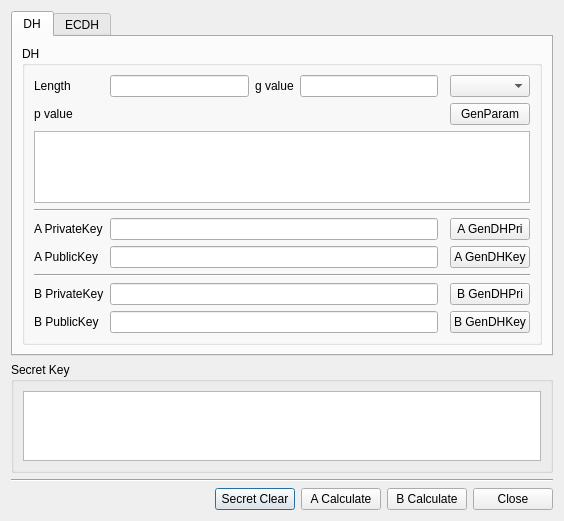
First picture: the form in BerEditor/key_agree_dlg.ui, repository jykim74/BerEditor, before the edit.
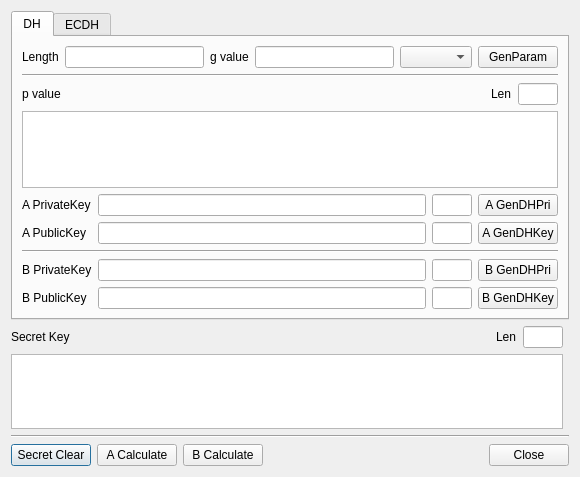
Second picture: the form after the edit. The open tabs and pages were chosen to show the change.

The edit to the form file:
```diff
--- a/BerEditor/key_agree_dlg.ui
+++ b/BerEditor/key_agree_dlg.ui
@@ -6,41 +6,92 @@
    <rect>
     <x>0</x>
     <y>0</y>
-    <width>564</width>
-    <height>500</height>
+    <width>580</width>
+    <height>477</height>
    </rect>
   </property>
   <property name="windowTitle">
    <string>Key Agreement</string>
   </property>
   <layout class="QGridLayout" name="gridLayout">
-   <item row="1" column="0" colspan="2">
-    <widget class="QGroupBox" name="groupBox_3">
-     <property name="title">
-      <string>Secret Key</string>
-     </property>
-     <layout class="QGridLayout" name="gridLayout_4">
-      <item row="0" column="0">
+   <item row="3" column="0">
        <widget class="QPlainTextEdit" name="mSecretKeyText"/>
       </item>
-     </layout>
-    </widget>
+   <item row="1" column="0">
+    <spacer name="verticalSpacer">
+     <property name="orientation">
+      <enum>Qt::Vertical</enum>
+     </property>
+     <property name="sizeHint" stdset="0">
+      <size>
+       <width>20</width>
+       <height>40</height>
+      </size>
+     </property>
+    </spacer>
    </item>
    <item row="4" column="0" colspan="2">
+    <widget class="Line" name="line_5">
+     <property name="orientation">
+      <enum>Qt::Horizontal</enum>
+     </property>
+    </widget>
+   </item>
+   <item row="2" column="0">
+    <layout class="QGridLayout" name="gridLayout_4">
+     <property name="topMargin">
+      <number>0</number>
+     </property>
+     <item row="0" column="3">
+      <widget class="QLineEdit" name="mSecretKeyLenText">
+       <property name="minimumSize">
+        <size>
+         <width>40</width>
+         <height>0</height>
+        </size>
+       </property>
+       <property name="maximumSize">
+        <size>
+         <width>40</width>
+         <height>16777215</height>
+        </size>
+       </property>
+       <property name="readOnly">
+        <bool>true</bool>
+       </property>
+      </widget>
+     </item>
+     <item row="0" column="1">
+      <spacer name="horizontalSpacer_2">
+       <property name="orientation">
+        <enum>Qt::Horizontal</enum>
+       </property>
+       <property name="sizeHint" stdset="0">
+        <size>
+         <width>40</width>
+         <height>20</height>
+        </size>
+       </property>
+      </spacer>
+     </item>
+     <item row="0" column="0">
+      <widget class="QLabel" name="label_2">
+       <property name="text">
+        <string>Secret Key</string>
+       </property>
+      </widget>
+     </item>
+     <item row="0" column="2">
+      <widget class="QLabel" name="label_3">
+       <property name="text">
+        <string>Len</string>
+       </property>
+      </widget>
+     </item>
+    </layout>
+   </item>
+   <item row="5" column="0" colspan="2">
     <layout class="QHBoxLayout" name="horizontalLayout">
-     <item>
-      <spacer name="horizontalSpacer">
-       <property name="orientation">
-        <enum>Qt::Horizontal</enum>
-       </property>
-       <property name="sizeHint" stdset="0">
-        <size>
-         <width>40</width>
-         <height>20</height>
-        </size>
-       </property>
-      </spacer>
-     </item>
      <item>
       <widget class="QPushButton" name="mSecretClearBtn">
        <property name="text">
@@ -62,6 +113,19 @@
        </property>
       </widget>
      </item>
+     <item>
+      <spacer name="horizontalSpacer">
+       <property name="orientation">
+        <enum>Qt::Horizontal</enum>
+       </property>
+       <property name="sizeHint" stdset="0">
+        <size>
+         <width>40</width>
+         <height>20</height>
+        </size>
+       </property>
+      </spacer>
+     </item>
      <item>
       <widget class="QPushButton" name="mCloseBtn">
        <property name="text">
@@ -81,20 +145,112 @@
        <string>DH</string>
       </attribute>
       <layout class="QGridLayout" name="gridLayout_6">
+       <item row="1" column="0" colspan="4">
+        <widget class="Line" name="line_3">
+         <property name="orientation">
+          <enum>Qt::Horizontal</enum>
+         </property>
+        </widget>
+       </item>
+       <item row="8" column="1">
+        <widget class="QLineEdit" name="mBPublicKeyText"/>
+       </item>
+       <item row="7" column="1">
+        <widget class="QLineEdit" name="mBPrivateKeyText"/>
+       </item>
+       <item row="8" column="2">
+        <widget class="QLineEdit" name="mBPublicKeyLenText">
+         <property name="minimumSize">
+          <size>
+           <width>40</width>
+           <height>0</height>
+          </size>
+         </property>
+         <property name="maximumSize">
+          <size>
+           <width>40</width>
+           <height>16777215</height>
+          </size>
+         </property>
+         <property name="readOnly">
+          <bool>true</bool>
+         </property>
+        </widget>
+       </item>
+       <item row="4" column="1">
+        <widget class="QLineEdit" name="mAPrivateKeyText"/>
+       </item>
+       <item row="7" column="0">
+        <widget class="QLabel" name="label_10">
+         <property name="text">
+          <string>B PrivateKey</string>
+         </property>
+        </widget>
+       </item>
+       <item row="2" column="0" colspan="4">
+        <layout class="QGridLayout" name="gridLayout_10">
+         <property name="topMargin">
+          <number>0</number>
+         </property>
+         <item row="0" column="1">
+          <spacer name="horizontalSpacer_3">
+           <property name="orientation">
+            <enum>Qt::Horizontal</enum>
+           </property>
+           <property name="sizeHint" stdset="0">
+            <size>
+             <width>40</width>
+             <height>20</height>
+            </size>
+           </property>
+          </spacer>
+         </item>
+         <item row="0" column="2">
+          <widget class="QLabel" name="label_15">
+           <property name="text">
+            <string>Len</string>
+           </property>
+          </widget>
+         </item>
+         <item row="0" column="3">
+          <widget class="QLineEdit" name="mPLenText">
+           <property name="minimumSize">
+            <size>
+             <width>40</width>
+             <height>0</height>
+            </size>
+           </property>
+           <property name="maximumSize">
+            <size>
+             <width>40</width>
+             <height>16777215</height>
+            </size>
+           </property>
+           <property name="readOnly">
+            <bool>true</bool>
+           </property>
+          </widget>
+         </item>
        <item row="0" column="0">
-        <widget class="QGroupBox" name="mDHGroup">
-         <property name="title">
-          <string>DH</string>
-         </property>
-         <layout class="QGridLayout" name="gridLayout_2">
-          <item row="6" column="0">
+          <widget class="QLabel" name="label_5">
+           <property name="text">
+            <string>p value</string>
+           </property>
+          </widget>
+         </item>
+        </layout>
+       </item>
+       <item row="5" column="1">
+        <widget class="QLineEdit" name="mAPublicKeyText"/>
+       </item>
+       <item row="5" column="0">
            <widget class="QLabel" name="label_9">
             <property name="text">
              <string>A PublicKey</string>
             </property>
            </widget>
           </item>
-          <item row="6" column="5">
+       <item row="5" column="3">
            <widget class="QPushButton" name="mAGenDHKeyBtn">
             <property name="minimumSize">
              <size>
@@ -107,64 +263,71 @@
             </property>
            </widget>
           </item>
-          <item row="8" column="5">
-           <widget class="QPushButton" name="mBDHPriBtn">
-            <property name="text">
-             <string>B GenDHPri</string>
-            </property>
-           </widget>
-          </item>
-          <item row="1" column="5">
-           <widget class="QComboBox" name="mGCombo"/>
-          </item>
-          <item row="6" column="1" colspan="3">
-           <widget class="QLineEdit" name="mAPublicKeyText"/>
-          </item>
-          <item row="1" column="0">
-           <widget class="QLabel" name="label">
-            <property name="text">
-             <string>Length</string>
-            </property>
-           </widget>
-          </item>
-          <item row="8" column="1" colspan="3">
-           <widget class="QLineEdit" name="mBPrivateKeyText"/>
-          </item>
-          <item row="4" column="0" colspan="6">
-           <widget class="Line" name="line_3">
-            <property name="orientation">
-             <enum>Qt::Horizontal</enum>
-            </property>
-           </widget>
-          </item>
-          <item row="5" column="5">
-           <widget class="QPushButton" name="mADHPriBtn">
-            <property name="text">
-             <string>A GenDHPri</string>
-            </property>
-           </widget>
-          </item>
-          <item row="9" column="0">
-           <widget class="QLabel" name="label_11">
-            <property name="text">
-             <string>B PublicKey</string>
-            </property>
-           </widget>
-          </item>
-          <item row="9" column="5">
+       <item row="8" column="3">
            <widget class="QPushButton" name="mBGenDHKeyBtn">
             <property name="text">
              <string>B GenDHKey</string>
             </property>
            </widget>
           </item>
-          <item row="5" column="1" colspan="3">
-           <widget class="QLineEdit" name="mAPrivateKeyText"/>
-          </item>
-          <item row="3" column="0" colspan="6">
-           <widget class="QPlainTextEdit" name="mPText"/>
-          </item>
-          <item row="1" column="3">
+       <item row="8" column="0">
+        <widget class="QLabel" name="label_11">
+         <property name="text">
+          <string>B PublicKey</string>
+         </property>
+        </widget>
+       </item>
+       <item row="7" column="2">
+        <widget class="QLineEdit" name="mBPrivateKeyLenText">
+         <property name="minimumSize">
+          <size>
+           <width>40</width>
+           <height>0</height>
+          </size>
+         </property>
+         <property name="maximumSize">
+          <size>
+           <width>40</width>
+           <height>16777215</height>
+          </size>
+         </property>
+         <property name="readOnly">
+          <bool>true</bool>
+         </property>
+        </widget>
+       </item>
+       <item row="4" column="3">
+        <widget class="QPushButton" name="mADHPriBtn">
+         <property name="text">
+          <string>A GenDHPri</string>
+         </property>
+        </widget>
+       </item>
+       <item row="4" column="2">
+        <widget class="QLineEdit" name="mAPrivateKeyLenText">
+         <property name="minimumSize">
+          <size>
+           <width>40</width>
+           <height>0</height>
+          </size>
+         </property>
+         <property name="maximumSize">
+          <size>
+           <width>40</width>
+           <height>16777215</height>
+          </size>
+         </property>
+         <property name="readOnly">
+          <bool>true</bool>
+         </property>
+        </widget>
+       </item>
+       <item row="0" column="0" colspan="4">
+        <layout class="QGridLayout" name="gridLayout_12">
+         <property name="topMargin">
+          <number>0</number>
+         </property>
+         <item row="0" column="3">
            <widget class="QLineEdit" name="mGText">
             <property name="maximumSize">
              <size>
@@ -174,48 +337,72 @@
             </property>
            </widget>
           </item>
-          <item row="2" column="5">
-           <widget class="QPushButton" name="mGenParamBtn">
+         <item row="0" column="0">
+          <widget class="QLabel" name="label">
             <property name="text">
-             <string>GenParam</string>
+            <string>Length</string>
             </property>
            </widget>
           </item>
-          <item row="5" column="0">
-           <widget class="QLabel" name="label_8">
-            <property name="text">
-             <string>A PrivateKey</string>
-            </property>
-           </widget>
-          </item>
-          <item row="2" column="0">
-           <widget class="QLabel" name="label_5">
-            <property name="text">
-             <string>p value</string>
-            </property>
-           </widget>
-          </item>
-          <item row="9" column="1" colspan="3">
-           <widget class="QLineEdit" name="mBPublicKeyText"/>
-          </item>
-          <item row="8" column="0">
-           <widget class="QLabel" name="label_10">
-            <property name="text">
-             <string>B PrivateKey</string>
-            </property>
-           </widget>
-          </item>
-          <item row="1" column="2">
+         <item row="0" column="2">
            <widget class="QLabel" name="label_4">
             <property name="text">
              <string>g value</string>
             </property>
            </widget>
           </item>
-          <item row="1" column="1">
+         <item row="0" column="4">
+          <widget class="QComboBox" name="mGCombo"/>
+         </item>
+         <item row="0" column="1">
            <widget class="QLineEdit" name="mLengthText"/>
           </item>
-          <item row="7" column="0" colspan="6">
+         <item row="0" column="5">
+          <widget class="QPushButton" name="mGenParamBtn">
+           <property name="text">
+            <string>GenParam</string>
+           </property>
+          </widget>
+         </item>
+        </layout>
+       </item>
+       <item row="3" column="0" colspan="4">
+        <widget class="QPlainTextEdit" name="mPText"/>
+       </item>
+       <item row="5" column="2">
+        <widget class="QLineEdit" name="mAPublicKeyLenText">
+         <property name="minimumSize">
+          <size>
+           <width>40</width>
+           <height>0</height>
+          </size>
+         </property>
+         <property name="maximumSize">
+          <size>
+           <width>40</width>
+           <height>16777215</height>
+          </size>
+         </property>
+         <property name="readOnly">
+          <bool>true</bool>
+         </property>
+        </widget>
+       </item>
+       <item row="7" column="3">
+        <widget class="QPushButton" name="mBDHPriBtn">
+         <property name="text">
+          <string>B GenDHPri</string>
+         </property>
+        </widget>
+       </item>
+       <item row="4" column="0">
+        <widget class="QLabel" name="label_8">
+         <property name="text">
+          <string>A PrivateKey</string>
+         </property>
+        </widget>
+       </item>
+       <item row="6" column="0" colspan="4">
            <widget class="Line" name="line_4">
             <property name="orientation">
              <enum>Qt::Horizontal</enum>
@@ -224,120 +411,272 @@
           </item>
          </layout>
         </widget>
-       </item>
-      </layout>
-     </widget>
      <widget class="QWidget" name="tab_2">
       <attribute name="title">
        <string>ECDH</string>
       </attribute>
       <layout class="QGridLayout" name="gridLayout_5">
-       <item row="0" column="0">
-        <widget class="QGroupBox" name="mECDHGroup">
-         <property name="title">
-          <string>ECDH</string>
+       <item row="3" column="2">
+        <widget class="QLineEdit" name="mAECDHPubKeyLenText">
+         <property name="minimumSize">
+          <size>
+           <width>40</width>
+           <height>0</height>
+          </size>
          </property>
-         <layout class="QGridLayout" name="gridLayout_3">
-          <item row="3" column="0">
-           <widget class="QLabel" name="label_7">
-            <property name="text">
-             <string>A PublicKey</string>
-            </property>
-           </widget>
-          </item>
-          <item row="0" column="1" colspan="2">
-           <widget class="QComboBox" name="mECDHParamCombo"/>
-          </item>
-          <item row="2" column="0">
-           <widget class="QLabel" name="label_6">
-            <property name="text">
-             <string>A PrivateKey</string>
+         <property name="maximumSize">
+          <size>
+           <width>40</width>
+           <height>16777215</height>
+          </size>
+         </property>
+         <property name="readOnly">
+          <bool>true</bool>
             </property>
            </widget>
           </item>
-          <item row="2" column="1" colspan="5">
-           <widget class="QLineEdit" name="mAECDHPriKeyText"/>
-          </item>
-          <item row="9" column="0">
+       <item row="7" column="0">
            <widget class="QLabel" name="label_14">
             <property name="text">
              <string>B PublicKey</string>
             </property>
            </widget>
           </item>
-          <item row="0" column="0">
-           <widget class="QLabel" name="label_12">
-            <property name="text">
-             <string>Parameter</string>
-            </property>
-           </widget>
-          </item>
-          <item row="4" column="3">
-           <widget class="QPushButton" name="mAGenPriKeyBtn">
+       <item row="8" column="0" colspan="3">
+        <layout class="QGridLayout" name="gridLayout_9">
+         <property name="topMargin">
+          <number>0</number>
+         </property>
+         <item row="0" column="3">
+          <widget class="QPushButton" name="mBFindPriKeyBtn">
             <property name="text">
-             <string>A GenPriKey</string>
+            <string>B Find PriKey</string>
             </property>
            </widget>
           </item>
-          <item row="4" column="5">
-           <widget class="QPushButton" name="mAFindPriKeyBtn">
-            <property name="text">
-             <string>A Find PriKey</string>
-            </property>
-           </widget>
-          </item>
-          <item row="10" column="4">
-           <widget class="QPushButton" name="mBGenPubKeyBtn">
-            <property name="text">
-             <string>B GenPubKey</string>
-            </property>
-           </widget>
-          </item>
-          <item row="3" column="1" colspan="5">
-           <widget class="QLineEdit" name="mAECDHPubKeyText"/>
-          </item>
-          <item row="10" column="3">
+         <item row="0" column="1">
            <widget class="QPushButton" name="mBGenPriKeyBtn">
             <property name="text">
              <string>B GenPriKey</string>
             </property>
            </widget>
           </item>
-          <item row="9" column="1" colspan="5">
-           <widget class="QLineEdit" name="mBECDHPubKeyText"/>
-          </item>
-          <item row="7" column="0">
-           <widget class="QLabel" name="label_13">
+         <item row="0" column="2">
+          <widget class="QPushButton" name="mBGenPubKeyBtn">
+           <property name="text">
+            <string>B GenPubKey</string>
+           </property>
+          </widget>
+         </item>
+         <item row="0" column="0">
+          <spacer name="horizontalSpacer_4">
+           <property name="orientation">
+            <enum>Qt::Horizontal</enum>
+           </property>
+           <property name="sizeHint" stdset="0">
+            <size>
+             <width>40</width>
+             <height>20</height>
+            </size>
+           </property>
+          </spacer>
+         </item>
+        </layout>
+       </item>
+       <item row="9" column="0">
+        <spacer name="verticalSpacer_2">
+         <property name="orientation">
+          <enum>Qt::Vertical</enum>
+         </property>
+         <property name="sizeHint" stdset="0">
+          <size>
+           <width>20</width>
+           <height>40</height>
+          </size>
+         </property>
+        </spacer>
+       </item>
+       <item row="4" column="0" colspan="3">
+        <layout class="QGridLayout" name="gridLayout_11">
+         <property name="topMargin">
+          <number>0</number>
+         </property>
+         <item row="0" column="0">
+          <spacer name="horizontalSpacer_6">
+           <property name="orientation">
+            <enum>Qt::Horizontal</enum>
+           </property>
+           <property name="sizeHint" stdset="0">
+            <size>
+             <width>40</width>
+             <height>20</height>
+            </size>
+           </property>
+          </spacer>
+         </item>
+         <item row="0" column="3">
+          <widget class="QPushButton" name="mAFindPriKeyBtn">
             <property name="text">
-             <string>B PrivateKey</string>
+            <string>A Find PriKey</string>
             </property>
            </widget>
           </item>
-          <item row="4" column="4">
+         <item row="0" column="2">
            <widget class="QPushButton" name="mAGenPubKeyBtn">
             <property name="text">
              <string>A GenPubKey</string>
             </property>
            </widget>
           </item>
-          <item row="7" column="1" colspan="5">
-           <widget class="QLineEdit" name="mBECDHPriKeyText"/>
-          </item>
-          <item row="10" column="5">
-           <widget class="QPushButton" name="mBFindPriKeyBtn">
+         <item row="0" column="1">
+          <widget class="QPushButton" name="mAGenPriKeyBtn">
             <property name="text">
-             <string>B Find PriKey</string>
+            <string>A GenPriKey</string>
             </property>
            </widget>
           </item>
-          <item row="1" column="0" colspan="6">
+        </layout>
+       </item>
+       <item row="6" column="2">
+        <widget class="QLineEdit" name="mBECDHPriKeyLenText">
+         <property name="minimumSize">
+          <size>
+           <width>40</width>
+           <height>0</height>
+          </size>
+         </property>
+         <property name="maximumSize">
+          <size>
+           <width>40</width>
+           <height>16777215</height>
+          </size>
+         </property>
+         <property name="readOnly">
+          <bool>true</bool>
+         </property>
+        </widget>
+       </item>
+       <item row="1" column="0" colspan="3">
            <widget class="Line" name="line">
             <property name="orientation">
              <enum>Qt::Horizontal</enum>
             </property>
            </widget>
           </item>
-          <item row="5" column="0" colspan="6">
+       <item row="6" column="0">
+        <widget class="QLabel" name="label_13">
+         <property name="text">
+          <string>B PrivateKey</string>
+         </property>
+        </widget>
+       </item>
+       <item row="3" column="1">
+        <widget class="QLineEdit" name="mAECDHPubKeyText"/>
+       </item>
+       <item row="0" column="0" colspan="3">
+        <layout class="QGridLayout" name="gridLayout_3">
+         <property name="topMargin">
+          <number>0</number>
+         </property>
+         <item row="0" column="0">
+          <widget class="QLabel" name="label_12">
+           <property name="minimumSize">
+            <size>
+             <width>80</width>
+             <height>0</height>
+            </size>
+           </property>
+           <property name="text">
+            <string>Parameter</string>
+           </property>
+          </widget>
+         </item>
+         <item row="0" column="1">
+          <widget class="QComboBox" name="mECDHParamCombo"/>
+         </item>
+         <item row="0" column="2">
+          <spacer name="horizontalSpacer_5">
+           <property name="orientation">
+            <enum>Qt::Horizontal</enum>
+           </property>
+           <property name="sizeHint" stdset="0">
+            <size>
+             <width>40</width>
+             <height>20</height>
+            </size>
+           </property>
+          </spacer>
+         </item>
+        </layout>
+       </item>
+       <item row="6" column="1">
+        <widget class="QLineEdit" name="mBECDHPriKeyText"/>
+       </item>
+       <item row="2" column="0">
+        <widget class="QLabel" name="label_6">
+         <property name="minimumSize">
+          <size>
+           <width>80</width>
+           <height>0</height>
+          </size>
+         </property>
+         <property name="text">
+          <string>A PrivateKey</string>
+         </property>
+        </widget>
+       </item>
+       <item row="2" column="1">
+        <widget class="QLineEdit" name="mAECDHPriKeyText"/>
+       </item>
+       <item row="7" column="2">
+        <widget class="QLineEdit" name="mBECDHPubKeyLenText">
+         <property name="minimumSize">
+          <size>
+           <width>40</width>
+           <height>0</height>
+          </size>
+         </property>
+         <property name="maximumSize">
+          <size>
+           <width>40</width>
+           <height>16777215</height>
+          </size>
+         </property>
+         <property name="readOnly">
+          <bool>true</bool>
+         </property>
+        </widget>
+       </item>
+       <item row="2" column="2">
+        <widget class="QLineEdit" name="mAECDHPriKeyLenText">
+         <property name="minimumSize">
+          <size>
+           <width>40</width>
+           <height>0</height>
+          </size>
+         </property>
+         <property name="maximumSize">
+          <size>
+           <width>40</width>
+           <height>16777215</height>
+          </size>
+         </property>
+         <property name="readOnly">
+          <bool>true</bool>
+         </property>
+        </widget>
+       </item>
+       <item row="3" column="0">
+        <widget class="QLabel" name="label_7">
+         <property name="text">
+          <string>A PublicKey</string>
+         </property>
+        </widget>
+       </item>
+       <item row="7" column="1">
+        <widget class="QLineEdit" name="mBECDHPubKeyText"/>
+       </item>
+       <item row="5" column="0" colspan="3">
            <widget class="Line" name="line_2">
             <property name="orientation">
              <enum>Qt::Horizontal</enum>
@@ -346,29 +685,6 @@
           </item>
          </layout>
         </widget>
-       </item>
-      </layout>
-     </widget>
-    </widget>
-   </item>
-   <item row="2" column="0">
-    <spacer name="verticalSpacer">
-     <property name="orientation">
-      <enum>Qt::Vertical</enum>
-     </property>
-     <property name="sizeHint" stdset="0">
-      <size>
-       <width>20</width>
-       <height>40</height>
-      </size>
-     </property>
-    </spacer>
-   </item>
-   <item row="3" column="0" colspan="2">
-    <widget class="Line" name="line_5">
-     <property name="orientation">
-      <enum>Qt::Horizontal</enum>
-     </property>
     </widget>
    </item>
   </layout>
```
Left out of the diff: 25 changed lines with no effect on the pictures. Lines whose indentation alone changed are shown as unchanged.
